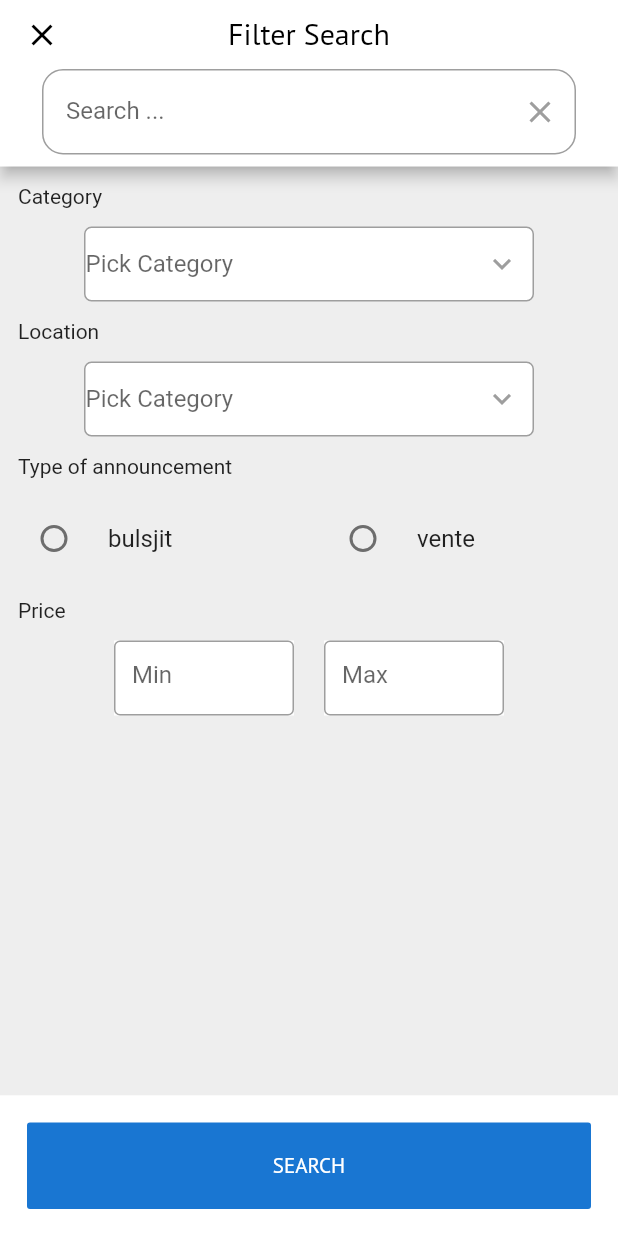
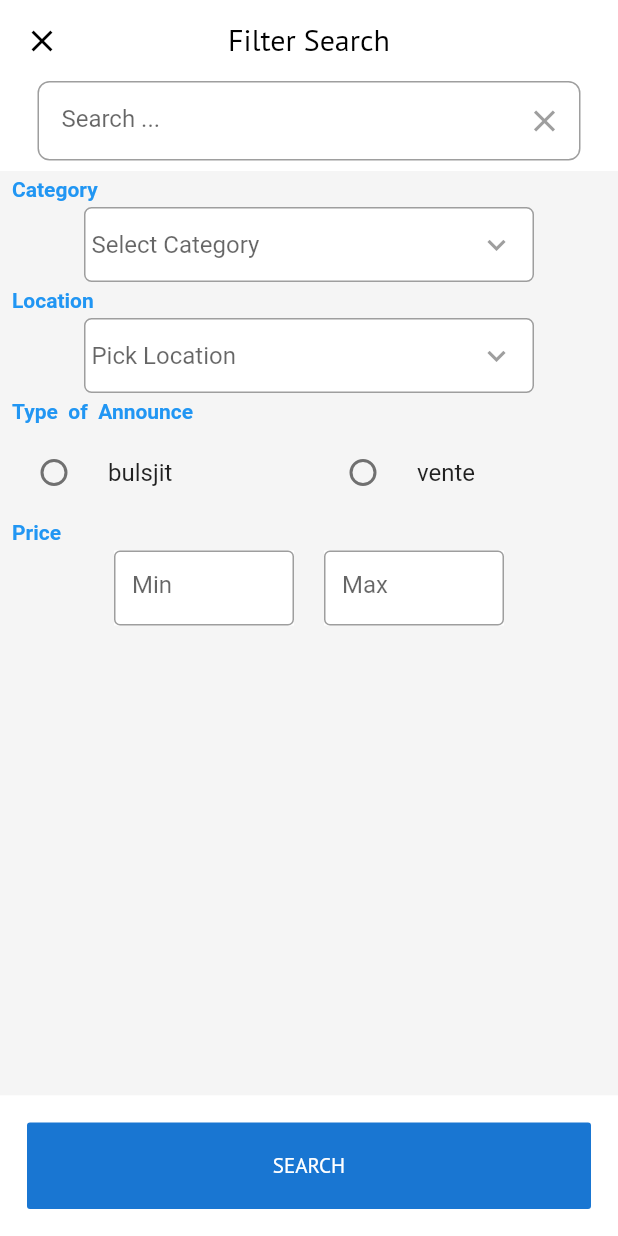
Before and after one commit to LuttaKing/avito, a Flutter app: the SearchPage screen opened directly, on a phone screen of 412 x 824 dp. Run offline on Flutter 3.47's test engine with Material 2 defaults, Android fonts, the phone set to English and light mode, and no system bars; our stand-ins replace cached_network_image, carousel_slider, dotted_border, flushbar, image_picker, material_design_icons_flutter and 2 more; accounts and stored records are empty; network calls fail.

Commit message:
Still on SearchPage

```diff
--- a/lib/AuthFolder/Login.dart
+++ b/lib/AuthFolder/Login.dart
@@ -19,7 +19,7 @@ class _LoginPageState extends State<LoginPage> {
       appBar: AppBar(backgroundColor: Colors.grey[200],leading:  IconButton(icon: Icon(Icons.arrow_back,color: Colors.black,),onPressed: (){
         Navigator.pop(context);
       },),),
-      backgroundColor: Colors.grey[200],
+      backgroundColor: Colors.grey[100],
       body: Center(child: Container(child: Padding(
         padding: const EdgeInsets.all(18.0),
         child: SingleChildScrollView(
--- a/lib/AuthFolder/Register.dart
+++ b/lib/AuthFolder/Register.dart
@@ -1,5 +1,4 @@
 import 'package:flutter/material.dart';
-import 'package:material_design_icons_flutter/material_design_icons_flutter.dart';
 
 class RegisterPage extends StatefulWidget {
   @override
@@ -16,10 +15,11 @@ String dropDownValue='Pick location';
   @override
   Widget build(BuildContext context) {
     return Scaffold(
-      appBar: AppBar(centerTitle: true,title: Text('REGISTER',style: TextStyle(fontFamily: 'Ptsans',color: Colors.grey[600]),),backgroundColor: Colors.grey[200],leading:  IconButton(icon: Icon(Icons.arrow_back,color: Colors.black,),onPressed: (){
+      appBar: AppBar(centerTitle: true,title: Text('REGISTER',
+      style: TextStyle(fontFamily: 'Ptsans',color: Colors.grey[600]),),backgroundColor: Colors.grey[200],leading:  IconButton(icon: Icon(Icons.arrow_back,color: Colors.black,),onPressed: (){
         Navigator.pop(context);
       },),),
-      backgroundColor: Colors.grey[200],
+      backgroundColor: Colors.grey[100],
       body: Center(child: Container(child: Padding(
         padding: const EdgeInsets.all(18.0),
         child: ListView(children: <Widget>[
--- a/lib/drawer/drawer.dart
+++ b/lib/drawer/drawer.dart
@@ -2,7 +2,6 @@
 import 'package:avito/addSellItem/selectImages.dart';
 import 'package:flutter/material.dart';
 import 'package:avito/drawer/drawerFunctions.dart';
-import 'package:material_design_icons_flutter/material_design_icons_flutter.dart';
 import 'package:cached_network_image/cached_network_image.dart';
 
 class MyDrawer extends StatefulWidget {
--- a/lib/screens/NavPage.dart
+++ b/lib/screens/NavPage.dart
@@ -72,7 +72,8 @@ class _NavPageState extends State<NavPage> {
  bottom: widget.pageIndex == 1 ?
         TabBar(
                 tabs: [
-                  Tab(icon: Icon(Icons.person_add,color: Colors.blue[600],)),
+                  Tab(icon: Icon(Icons.filter_list,
+                  color: Colors.blue[600],)),
                   Tab(icon: Icon(Icons.favorite_border,color: Colors.redAccent,)),
                   Tab(icon: Icon(Icons.star_border,color: Colors.yellow,)),
                 ],
--- a/lib/screens/SearchScreen.dart
+++ b/lib/screens/SearchScreen.dart
@@ -1,4 +1,6 @@
 import 'package:avito/screens/NavPage.dart';
+import 'package:avito/screens/bottomBarScreens/Account.dart';
+import 'package:avito/searchWidgets.dart';
 import 'package:flutter/material.dart';
 
 class SearchPage extends StatefulWidget {
@@ -9,18 +11,19 @@ class SearchPage extends StatefulWidget {
 class _SearchPageState extends State<SearchPage> {
       String radioItem = '';
 
-  String value='';
-  String dropDownValue='Pick Category';
-  List<String> _category=['Computer and Multimedia','Vehicle','Immovable','Home and Garden','Employment and Services','Clothing Wellbeing','Leisure','Companies'];
-    List<String> _categoryAndSubcategories=[
-      'Computer and Multimedia','Phones','Image and Sound','Laptop','Video games','Desktops','Computer Accesories','Camera','Tablet','Television',
-    'Vehicle','Cars','Motorcycles','Vehicle Parts','Boats','Bikes','Proffesional Vehicles',
-    'Immovable','ApartMents','Houses and Villas','Holiday Rents','Offices','Stores and Business','Land and Farms','Roomates',
-    'Home and Garden','Appliances and Tableware','Furniture and Decoration','Garden and tools',
-    'Employment and Services','Jobs','Job Applications','Services','Courses and Training','Call Center','HouseKeepers and Drivers','House Work','Frames','Internship',
-    'Clothing Wellbeing','For Children','Clothing','Bags','Beauty','Equipment for babies','Shoes','Watches and Jewels',
-    'Leisure','Sports and Leisure','Animals','Movies Books Magazines','Travel and Tickets','Art','Musical Instruments',
-    'Companies','Professional Equipment','Business and Commercial','Stock and Wholesale'];
+  String searchValue='';
+  String dropDownCategoryValue=' Select Category';
+  String dropDownLocationValue=' Pick Location';
+  String minimumPrice='';
+  String maximumPrice='';
+  String marqueValue='Marque';
+  String carburantValue='Carburant';
+  String puissanceValue='Puissance Fiscale';
+  String _kmMinValue='min';
+String _kmMaxValue='max';
+ String _yrMinValue='min';
+String _yrMaxValue='max';
+
 
   @override
   Widget build(BuildContext context) {
@@ -29,20 +32,23 @@ class _SearchPageState extends State<SearchPage> {
        leading: IconButton(icon: Icon(Icons.close,color: Colors.black,),onPressed: (){Navigator.pop(context);},),
       title: Text('Filter Search',style: TextStyle(fontFamily: 'Ptsans',color: Colors.black),),
       centerTitle: true,
+      elevation: 0,
       bottom:  PreferredSize(
-            preferredSize: Size.fromHeight(55.0) ,
+            preferredSize: Size.fromHeight(58.0) ,
             child: Container(
-              height:65.0,
+              height:60.0,
               child:  Padding(
-                padding: const EdgeInsets.only(left:28.0,right: 28,bottom: 8),
+                padding: const EdgeInsets.only(left:25.0,right: 25,bottom: 7),
                 child: TextField(
                    onChanged: (text) {
-                      value = text;
+                      searchValue = text;
                     },
-                   decoration: InputDecoration(hintText: ' Search ...',
+                   decoration: InputDecoration(
+                     hintText: ' Search ...',
                      suffixIcon: IconButton(icon: Icon(Icons.close,color: Colors.grey,),
                      onPressed: null,),
-                            border: OutlineInputBorder(borderRadius: BorderRadius.all(Radius.circular(14)))
+                            border: OutlineInputBorder(
+                              borderRadius: BorderRadius.all(Radius.circular(8)))
                           ),
                     ),
               )
@@ -55,26 +61,17 @@ class _SearchPageState extends State<SearchPage> {
     child: _bottomButton(),
     elevation: 0,
   ),
-      body: Container(color: Colors.grey[200],
+      body: Container(color: Colors.grey[100],
 
           child: Center(
             child: ListView(
       children: <Widget>[
-      Padding(
-        padding: const EdgeInsets.all(12.0),
-        child: Text('Category',style: TextStyle(),),
-      ),
-                dropDownButton(),
-      Padding(
-        padding: const EdgeInsets.all(12.0),
-        child: Text('Location',style: TextStyle(),),
-      ),
-        dropDownButton(),
+      topText('Category'),
+                dropDownButton('category'),
+      topText('Location'),
+        dropDownButton('location'),
 
-      Padding(
-        padding: const EdgeInsets.all(12.0),
-        child: Text('Type of announcement',style: TextStyle(),),
-      ),
+      topText('Type of Announce'),
 
                        Row(mainAxisAlignment: MainAxisAlignment.center,
                          children: <Widget>[
@@ -82,11 +79,19 @@ class _SearchPageState extends State<SearchPage> {
                             Expanded(child: radioTile('vente')),
                          ],
                        ),
+dropDownCategoryValue == 'Voitures' ?  topText('Marque'): Container(),
+                       dropDownCategoryValue == 'Voitures' ? _optionalDropDown('Marque') : Container(),
+        dropDownCategoryValue == 'Voitures' ?  topText('Carburant'): Container(),
+                 dropDownCategoryValue == 'Voitures' ? _optionalDropDown('Carburant') : Container(),
+dropDownCategoryValue == 'Voitures' ?  topText('KM'): Container(),
+                 dropDownCategoryValue == 'Voitures' ? _rowDropDown('km'):Container(),
+dropDownCategoryValue == 'Voitures' ?  topText('Year'): Container(),
+                 dropDownCategoryValue == 'Voitures' ? _rowDropDown('year'):Container(),
+dropDownCategoryValue == 'Voitures' ?  topText('Puissance'): Container(),
+                 dropDownCategoryValue == 'Voitures' ? dropDownPuissance():Container(),
 
-      Padding(
-        padding: const EdgeInsets.all(12.0),
-        child: Text('Price',style: TextStyle(),),
-      ),
+      topText('Price'),
+
       Row(mainAxisAlignment: MainAxisAlignment.center,
         children: <Widget>[
          priceTextField('Min'),
@@ -94,11 +99,15 @@ class _SearchPageState extends State<SearchPage> {
                   priceTextField('Max'),
 
       ],),
-
-
         ],),
           ),
         ),
+    );
+  }
+  Widget topText(String text){
+    return Padding(
+        padding: const EdgeInsets.only(left:8.0,top:4,bottom: 4),
+        child: Text(text,style: TextStyle(fontFamily: 'New',color: Colors.blue,fontWeight: FontWeight.bold),),
       );
   }
 
@@ -124,11 +133,14 @@ return RadioListTile(
 
                    keyboardType:TextInputType.number,
                     onChanged: (text) {
-                        value = text;
+                       if (hintText=='Min') {
+                         minimumPrice=text;
+                       }else{
+                         maximumPrice=text;
+                       }
                       },
                      // style: TextStyle(color: Colors.red, fontWeight: FontWeight.w300),
                      decoration: InputDecoration(
-
                       hintText: hintText,
                               border: OutlineInputBorder()
                             ),
@@ -136,38 +148,23 @@ return RadioListTile(
                );
   }
 
-  Widget dropDownButton(){
-    return Center(
-                child: Container(width: 300,
-                  decoration: BoxDecoration(
-                     color: Colors.white,
-                      borderRadius: BorderRadius.all(
-        Radius.circular(5.0) //
-    ),
-    border: Border.all(color: Colors.grey),
-  ),
-                  child: Row(mainAxisAlignment: MainAxisAlignment.spaceBetween,
-                    children: <Widget>[
-                      DropdownButton<String>(
+  Widget dropDownButton(String id){
+    return Center(child: Container(width: 300,
+                  decoration: boxdecoration(),
+                  child: DropdownButton<String>(
                      underline: SizedBox(),
-                      icon: Row(
-                        children: <Widget>[
-
-                          Icon(Icons.keyboard_arrow_down,color: Colors.grey,),
-                        ],
-                      ),
-                             hint:Text(dropDownValue),
-            items: _categoryAndSubcategories.map((String pickVal) {
+                  icon: Icon(Icons.keyboard_arrow_down,color: Colors.grey,),
+                         hint:id=='category' ? Text(dropDownCategoryValue) : Text(dropDownLocationValue),
+            items: SearchWidgetValues().frenchCategoryandSubs.map((String pickVal) {
 
                   return  DropdownMenuItem<String>(
                     value: pickVal,
-                        child:  _category.contains(pickVal) ?
+                    child:  SearchWidgetValues().frenchCategory.contains(pickVal) ?
                     Row(mainAxisAlignment: MainAxisAlignment.center,
                   children: <Widget>[
 
-
                     Container(color: Colors.orange,child: Padding(
-                          padding: const EdgeInsets.only(top:2.0,bottom: 2.0,left: 22,right: 22),
+                      padding: const EdgeInsets.only(top:2.0,bottom: 2.0,left: 22,right: 20),
                       child: Text(pickVal.toUpperCase(),style: TextStyle(color: Colors.white,fontFamily: 'Fred',fontSize: 15),),
                     )),
                   ],
@@ -176,20 +173,147 @@ return RadioListTile(
                     style: TextStyle(fontFamily: 'Ptsans',fontSize: 15),),);
             }).toList(),
             onChanged: (val) {
+              if (id=='category') {
                  setState(() {
-                        dropDownValue=val;
+                    dropDownCategoryValue=val;
                   });
-            },
-          ),
+              } else {
+                setState(() {
+                    dropDownLocationValue=val;
+                  }); } }, ),  ),  );
+  }
 
+  Widget _optionalDropDown(String id){
+    return Center(
+      child: Container(width: 300,
+                  decoration:boxdecoration(),
+                  child: DropdownButton<String>(
+                     underline: SizedBox(),
+                  icon: Icon(Icons.keyboard_arrow_down,size: 0,),
+                         hint:id=='Marque' ? Text(marqueValue) : Text(carburantValue),
+            items: id=='Marque' ? SearchWidgetValues().carBrands.map((String pickVal) {
+
+                  return  DropdownMenuItem<String>(
+                    value: pickVal,
+                    child:  Text(pickVal,
+                    style: TextStyle(fontFamily: 'Ptsans',fontSize: 15),),);
+            }).toList()
+            :
+SearchWidgetValues().carburant.map((String pickVal) {
+
+                  return  DropdownMenuItem<String>(
+                    value: pickVal,
+                    child:  Text(pickVal,
+                    style: TextStyle(fontFamily: 'Ptsans',fontSize: 15),),);
+            }).toList(),
+
+            onChanged: (val) {
+              if (id=='Marque') {
+                 setState(() {
+                    marqueValue=val;
+                  });
+              } else {
+                setState(() {
+                    carburantValue=val;
+
+                  }); } }, ),  ),  );
+  }
+Widget dropDownPuissance(){
+    return Center(child: Container(width: 300,
+                  decoration: boxdecoration(),
+                  child: Center(
+                    child: DropdownButton<String>(
+                       underline: SizedBox(),
+                    icon: Icon(Icons.keyboard_arrow_down,color: Colors.grey,),
+                           hint: Text(puissanceValue),
+            items: SearchWidgetValues().puissanceList.map((String pickVal) {
+
+                    return  DropdownMenuItem<String>(
+                      value: pickVal,
+                      child: Text(pickVal,
+                      style: TextStyle(fontFamily: 'Ptsans',fontSize: 15),),);
+            }).toList(),
+            onChanged: (val) {
+            setState(() => puissanceValue=val );
+              }, ),
+                  ),  ),  );
+  }
+  Widget _rowDropDown(String id){
+    return Row(mainAxisAlignment: MainAxisAlignment.spaceEvenly,children: <Widget>[
+Container(width: 140,
+                  decoration: boxdecoration(),
+                  child: Center(
+                    child: DropdownButton<String>(
+                       underline: SizedBox(),
+                    icon: Icon(Icons.keyboard_arrow_down,color: Colors.grey,),
+                    hint:id=='km' ? Text(_kmMinValue) : Text(_yrMinValue),
+            items: id=='km' ? SearchWidgetValues().kmmin.map((String pickVal) {
+
+                    return  DropdownMenuItem<String>(
+                      value: pickVal,
+                      child:  Text(pickVal,
+                      style: TextStyle(fontFamily: 'Ptsans',fontSize: 12),),);
+            }).toList()
+            :
+SearchWidgetValues().yearMin.map((String pickVal) {
+
+                    return  DropdownMenuItem<String>(
+                      value: pickVal,
+                      child:  Text(pickVal,
+                      style: TextStyle(fontFamily: 'Ptsans',fontSize: 15),),);
+            }).toList(),
+
+            onChanged: (val) {
+              if (id=='km') {
+                setState(() => _kmMinValue=val );
+              } else {
+                                setState(() => _yrMinValue=val );
+                    } }, ),
+                  ),  ),
+
+                      //============
+
+                      Container(width: 140,
+                  decoration: boxdecoration(),
+                  child: Center(
+                    child: DropdownButton<String>(
+                       underline: SizedBox(),
+                    icon: Row(
+                      children: <Widget>[
+                        Icon(Icons.keyboard_arrow_down,color: Colors.grey,),
                       ],
                     ),
-                ),
-              );
+                           hint:id=='km' ? Text(_kmMaxValue) : Text(_yrMaxValue),
+            items: id=='km' ? SearchWidgetValues().kmmax.map((String pickVal) {
+
+                    return  DropdownMenuItem<String>(
+                      value: pickVal,
+                      child:  Text(pickVal,
+                      style: TextStyle(fontFamily: 'Ptsans',fontSize: 15),),);
+            }).toList()
+            :
+SearchWidgetValues().yearMax.map((String pickVal) {
+
+                    return  DropdownMenuItem<String>(
+                      value: pickVal,
+                      child:  Text(pickVal,
+                      style: TextStyle(fontFamily: 'Ptsans',fontSize: 15),),);
+            }).toList(),
+
+            onChanged: (val) {
+              if (id=='km') {
+
+              } else {
+                 setState(() =>  _yrMaxValue=val );
+               } }, ),
+                  ),  ),
+
+
+    ],);
   }
   Widget _bottomButton(){
     return Padding(
-      padding: const EdgeInsets.all(18.0),
+      padding:  EdgeInsets.all(18.0),
       child: SizedBox(
                   height:MediaQuery.of(context).size.height*0.07,
                 width: MediaQuery.of(context).size.width*0.6,
@@ -198,13 +322,6 @@ return RadioListTile(
                   style: TextStyle(color: Colors.white,fontFamily: 'Ptsans'),),
                   onPressed: (){
                 Navigator.pop(context);
-            Navigator.push(
-              context,
-               MaterialPageRoute(
-               builder: (context) => NavPage(),
-               ));
-
-
                 },),),
     );
   }
--- /dev/null
+++ b/lib/searchWidgets.dart
@@ -0,0 +1,55 @@
+import 'package:flutter/material.dart';
+
+    class SearchWidgetValues{
+List<String> frenchCategory=["Ordinateur et multimédia", 'Véhicule','Immeuble', 'Maison et jardin', 'Emploi et services', 'Bien être vestimentaire', 'Loisirs',  'Entreprises','Autres',];
+    List<String> frenchCategoryandSubs=[
+
+"Ordinateur et multimédia", "Téléphones", "Image et son", "Ordinateur portable", "Jeux vidéo", "Ordinateurs de bureau", "Accessoires informatiques", "Appareil photo", "Tablette", "Télévision",
+    'Véhicule', 'Voitures', 'Motos', 'Pièces de véhicules', 'Bateaux', 'Vélos', 'Véhicules professionnels',
+    'Immeuble', 'Appartements', 'Maisons et Villas', 'Locations Vacances', 'Bureaux', 'Commerces et Affaires', 'Terres et Fermes', 'Colocataires',
+    'Maison et jardin', 'Appareils et vaisselle', 'Meubles et décoration', 'Jardin et outils',
+    'Emploi et services', 'Emplois', 'Demandes d\'emploi', 'Services', 'Cours et formation', 'Centre d\'appels', 'Gardiens de maison et chauffeurs', 'Travaux domestiques', 'Cadres', 'Stage',
+    'Bien être vestimentaire', 'Pour les enfants', 'Vêtements', 'Sacs','Beauté', 'Équipement pour bébés', 'Chaussures', 'Montres et bijoux',
+    'Loisirs', 'Sports et loisirs', 'Animaux', 'Films, Livres Magazines', 'Voyages et billets', 'Art', 'Instruments de musique',
+    'Entreprises', 'Équipement professionnel', 'Entreprise et commercial', 'Stock et commerce de gros',
+    'Autres','Autres',
+    ];
+
+    List<String> carBrands=[
+'Alfa Romeo','Aston Martin','Audi','Bently','BMW','BYD','Cadillac','Changhe','Chery','Chevrolet','Chrysler','Citroen',
+'Dacia','Daewoo','Daihatsu','Dodge','Ferrari','Fiat','Ford','Foton','Geely','GMC','Honda','Hummer','Hyundai',
+'Infiniti','Isuzu','Iveco','Jaguar','Kia','Lamborghini','lancia','Land Rover','Lexus','Lincoln','Mahindra',
+'Man','Maserati','Masey Ferguson','Mazda','Mercedes-Benz','mini','Mitsubishi','Nissan','Opel','Peugeot','UFO','Volvo','Acrea','Acura',
+'Pontiac','Porsche','Renault','Rover','Seat','Skoda','Smart','Ssangyong','Subaru','Suzuki','Toyota','Volkswagen','Zotye','Autres',
+  ];
+List<String> carburant=['Diesel','Essence','Electrique','LPG','Hybride'];
+
+List<String> kmmin=['0','5 000','10 000','15 000','20 000','25 000','30 000','35 000','40 000','45 000','50 000','60 000','65 000',
+'70 000','75 000','80 000','85 000','90 000','95 000','100 000','110 000','120 000','130 000','140 000','150 000',
+'160 000','170 000','180 000','190 000','200 000','250 000','300 000','350 000','400 000','450 000','500 000',
+
+];
+List<String> kmmax=[
+  '4 999', '9 999', '14 999', '19 999', '24 999', '29 999', '34 999', ' 39 999', '44 999',
+  '49 999', '54 999', '59 999', '64 999', '69 999', '74 999', '79 999', '84 999', '89 999',
+  '94 999', '99 999', '109 999', '119 999', '129 999', '139 999', '149 999', '159 999', '169 999',
+  '179 999', '189 999', '199 999', '249 999', '299 999', '349 999', '399 999', '449 999', '499 999','Over 500,000',
+];
+
+List<String> yearMin=['2018', '2017', '2016', '2015', '2014', '2013', '2012', '2011', '2010', '2009', '2008', '2007', '2006', '2005', '2004', '2003', '2002', '2001', '2000', '1999', '1998', '1997', '1996', '1995', '1994', '1993', '1992', '1991', '1990', '1989', '1988', '1987', '1986', '1985', '1984', '1983', '1982', '1981', '1980'];
+List<String> yearMax=['2018', '2017', '2016', '2015', '2014', '2013', '2012', '2011', '2010', '2009', '2008', '2007', '2006', '2005', '2004', '2003', '2002', '2001', '2000', '1999', '1998', '1997', '1996', '1995', '1994', '1993', '1992', '1991', '1990', '1989', '1988', '1987', '1986', '1985', '1984', '1983', '1982', '1981', '1980'];
+List<String> puissanceList=['4 CV', '5 CV', '6 CV', '7 CV', '8 CV', '9 CV', '10 CV', '11 CV', '12 CV', '13 CV', '14 CV', '15 CV', '16 CV', '17 CV', '18 CV', '19 CV', '20 CV', '21 CV', '22 CV', '23 CV', '24 CV', '25 CV', '26 CV', '27 CV', '28 CV', '29 CV', '30 CV', '31 CV', '32 CV', '33 CV', '34 CV', '35 CV', '36 CV', '37 CV', '38 CV', '39 CV', '40 CV'];
+
+
+
+    }
+
+BoxDecoration boxdecoration(){
+    return BoxDecoration(
+                     color: Colors.white,
+                      borderRadius: BorderRadius.all(
+        Radius.circular(5.0) //
+    ),
+    border: Border.all(color: Colors.grey),
+  );
+  }
```
Also changed, not shown: lib/addSellItem/fillItemDetails.dart (+27 -17 lines). Lines whose indentation alone changed are shown as unchanged.
